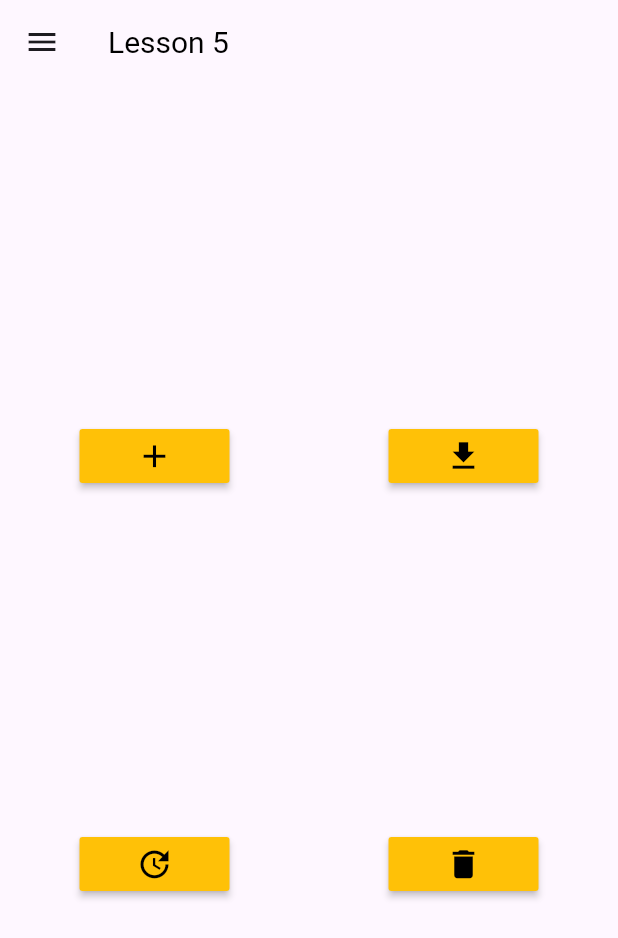
After one commit to Zikrulloh0405/six_module, a Flutter app: the Lesson5HomePage screen opened by its route, after a tap on the "add" icon, on a phone screen of 412 x 824 dp. The commit adds this screen. Shown: the top 938 px of the screen. Run offline on Flutter 3.47's test engine with Material 3 defaults, Android fonts, the light colour scheme and no system bars; our stand-ins replace easy_localization, flutter_secure_storage, flutter_svg, fluttertoast, hive, hive_flutter and 2 more; accounts and stored records are empty; network calls fail.

Commit message:
lesson_5

```diff
--- /dev/null
+++ b/lib/lesson/lesson_5/class_lesson_5.dart
@@ -0,0 +1,150 @@
+import 'package:flutter/material.dart';
+import 'package:six_module/lesson/lesson_5/http_network_service.dart';
+import 'package:six_module/lesson/lesson_5/network_service.dart';
+import 'package:six_module/lesson/lesson_5/post_model.dart';
+import 'package:six_module/widgets/all_widgets.dart';
+import 'package:six_module/widgets/drawer_widget.dart';
+
+import 'user_model_lesson5.dart';
+
+class Lesson5HomePage extends StatefulWidget {
+  static const String id = "lesson_5_home_page";
+  const Lesson5HomePage({super.key});
+
+  @override
+  State<Lesson5HomePage> createState() => _Lesson5HomePageState();
+}
+
+class _Lesson5HomePageState extends State<Lesson5HomePage> {
+  @override
+  void initState() {
+    super.initState();
+    _apiGet();
+    // var post = Post(id: 1, title: 'PDP', body: 'Academy3', userId: 101);
+    // _apiPost(post);
+    // _apiUpdate(post);
+    // _apiDelete(post);
+  }
+
+  //! Class work
+  /*
+  void _apiGet() {
+    NetworkService.GET(NetworkService.API_GET, NetworkService.paramsEmpty())
+        .then((value) => print(value));
+  }
+
+  void _apiPost(Post post) {
+    NetworkService.POST(
+            NetworkService.API_CREATE, NetworkService.paramsCreate(post))
+        .then((value) => print(value));
+  }
+
+  void _apiUpdate(Post post) {
+    NetworkService.PUT(NetworkService.API_UPDATE + post.id.toString(),
+            NetworkService.paramsUpdate(post))
+        .then((value) => print(value));
+  }
+
+  void _apiDelete(Post post) {
+    NetworkService.DEL(NetworkService.API_DELETE+post.id.toString(), NetworkService.paramsEmpty())
+        .then((value) => print(value));
+  }
+  */
+
+  @override
+  Widget build(BuildContext context) {
+    var employee = Datum(
+        id: 2,
+        employeeName: 'Zikrulloh',
+        employeeAge: 20,
+        employeeSalary: 10000,
+        profileImage: '');
+    return Scaffold(
+      appBar: AppBar(
+        title: textWidget(textInput: 'Lesson 5'),
+      ),
+      drawer: drawerWidget(),
+      body: Center(
+        child: Column(
+          mainAxisAlignment: MainAxisAlignment.spaceEvenly,
+          children: [
+            Row(
+              mainAxisAlignment: MainAxisAlignment.spaceAround,
+              children: [
+                MaterialButton(
+                  color: Colors.amber,
+                  minWidth: 100,
+                  onPressed: () {
+                    _apiPost(employee);
+                  },
+                  child: iconWidget(inputIcon: Icons.add),
+                ),
+                MaterialButton(
+                  color: Colors.amber,
+                  minWidth: 100,
+                  onPressed: () {
+                    _apiGet();
+                  },
+                  child: iconWidget(inputIcon: Icons.download),
+                ),
+              ],
+            ),
+            Row(
+              mainAxisAlignment: MainAxisAlignment.spaceAround,
+              children: [
+                MaterialButton(
+                  color: Colors.amber,
+                  minWidth: 100,
+                  onPressed: () {
+                    var employee1 = Datum(
+                        id: 2,
+                        employeeName: 'Zikrulloh',
+                        employeeAge: 19,
+                        employeeSalary: 10000,
+                        profileImage: '');
+                    _apiPut(employee1);
+                  },
+                  child: iconWidget(inputIcon: Icons.update),
+                ),
+                MaterialButton(
+                  color: Colors.amber,
+                  minWidth: 100,
+                  onPressed: () {
+                    _apiDelete(employee);
+                  },
+                  child: iconWidget(inputIcon: Icons.delete),
+                ),
+              ],
+            ),
+          ],
+        ),
+      ),
+    );
+  }
+
+  //! Home Task Part
+  void _apiGet() {
+    HomeNetworkService.GET(
+            HomeNetworkService.apiGet, HomeNetworkService.paramsEmpty())
+        .then((value) => print(value));
+  }
+
+  void _apiPost(Datum employee) {
+    HomeNetworkService.POST(NetworkService.API_CREATE,
+            HomeNetworkService.paramsCreate(employee))
+        .then((value) => print(value));
+  }
+
+  void _apiPut(Datum employee) {
+    HomeNetworkService.PUT(HomeNetworkService.apiGet + employee.id.toString(),
+            HomeNetworkService.paramsEmpty())
+        .then((value) => print(value));
+  }
+
+  void _apiDelete(Datum employee) {
+    HomeNetworkService.DELETE(
+            NetworkService.API_CREATE + employee.id.toString(),
+            HomeNetworkService.paramsCreate(employee))
+        .then((value) => print(value));
+  }
+}
--- /dev/null
+++ b/lib/lesson/lesson_5/http_network_service.dart
@@ -0,0 +1,92 @@
+import 'dart:convert';
+
+import 'package:http/http.dart';
+import 'package:six_module/lesson/lesson_5/user_model_lesson5.dart';
+
+class HomeNetworkService {
+  static const String BASE = "dummy.restapiexample.com";
+
+  static Map<String, String> headers = {
+    'Content-type': 'application/json; charset=UTF-8',
+  };
+
+  //! /* APIes */
+  static String apiGet = "/employee";
+  static String apiCreate = "/create";
+  static String apiUpdate = "/update/";
+  static String apiDelete = "	/delete/";
+
+  //! /* Request */
+  static Future<String?> GET(String api, Map<String, String> params) async {
+    var uri = Uri.https(BASE, api, params);
+    Response response = await get(uri, headers: headers);
+    if (response.statusCode == 200) {
+      return response.body;
+    } else {
+      return response.statusCode.toString();
+    }
+  }
+
+  static Future<String?> POST(String api, Map<String, String> params) async {
+    var uri = Uri.https(BASE, api);
+    Response response =
+        await post(uri, headers: headers, body: jsonEncode(params));
+    if (response.statusCode == 200 || response.statusCode == 201) {
+      return response.body;
+    } else {
+      return response.statusCode.toString();
+    }
+  }
+
+  static Future<String?> PUT(String api, Map<String, String> params) async {
+    var uri = Uri.https(BASE, api);
+    Response response =
+        await post(uri, headers: headers, body: jsonEncode(params));
+    if (response.statusCode == 200 || response.statusCode == 202) {
+      return response.body;
+    } else {
+      return response.statusCode.toString();
+    }
+  }
+
+  static Future<String?> DELETE(String api, Map<String, String> params) async {
+    var uri = Uri.https(BASE, api, params);
+    Response response = await post(uri, headers: headers);
+    if (response.statusCode == 200) {
+      return response.body;
+    } else {
+      return response.statusCode.toString();
+    }
+  }
+
+  //! /* Params */
+  static Map<String, String> paramsEmpty() {
+    Map<String, String> params = Map();
+    return params;
+  }
+
+  static Map<String, String> paramsCreate(Datum employee) {
+    Map<String, String> params = Map();
+    params.addAll({
+      'employee_name': employee.employeeName,
+      'employee_salary': employee.employeeSalary.toString(),
+      'employee_age': employee.employeeAge.toString(),
+      'profile_image': employee.profileImage,
+    });
+    return params;
+  }
+
+  static Map<String, String> paramsUpdate(Datum employee) {
+    Map<String, String> params = Map();
+    params.addAll({
+      'id' : employee.id.toString(),
+      'employee_name': employee.employeeName,
+      'employee_salary': employee.employeeSalary.toString(),
+      'employee_age': employee.employeeAge.toString(),
+      'profile_image': employee.profileImage,
+    });
+    return params;
+  }
+
+  //! /* Response */
+}
--- /dev/null
+++ b/lib/lesson/lesson_5/network_service.dart
@@ -0,0 +1,102 @@
+import 'dart:convert';
+
+import 'package:http/http.dart';
+
+import 'post_model.dart';
+
+class NetworkService {
+  static String BASE = "jsonplaceholder.typicode.com";
+  static Map<String, String> headers = {
+    'Content-type': 'application/json; charset=UTF-8',
+  };
+
+  //!  /*   HTTPS APIes  */
+
+  static String API_GET = "/posts";
+  static String API_CREATE = "/posts";
+  static String API_UPDATE = "/posts/"; //TODO ADD ID
+  static String API_DELETE = "/posts/"; //TODO ADD ID
+
+  //!  /*   HTTPS Requests  */
+
+  static Future<String?> GET(
+    String api,
+    Map<String, String> params,
+  ) async {
+    var uri = Uri.https(BASE, api, params);
+    var response = await get(uri, headers: headers);
+    if (response.statusCode == 200) {
+      return response.body;
+    } else {
+      return response.statusCode.toString();
+    }
+  }
+
+  static Future<String?> POST(
+    String api,
+    Map<String, String> params,
+  ) async {
+    var uri = Uri.https(BASE, api);
+    var response = await post(uri, headers: headers, body: jsonEncode(params));
+    if (response.statusCode == 200 || response.statusCode == 201) {
+      return response.body;
+    } else {
+      return response.statusCode.toString();
+    }
+  }
+
+  static Future<String?> PUT(
+    String api,
+    Map<String, String> params,
+  ) async {
+    var uri = Uri.https(BASE, api);
+    var response = await put(uri, headers: headers, body: jsonEncode(params));
+    if (response.statusCode == 200 || response.statusCode == 202) {
+      return response.body;
+    } else {
+      return response.statusCode.toString();
+    }
+  }
+
+  static Future<String?> DEL(
+    String api,
+    Map<String, String> params,
+  ) async {
+    var uri = Uri.https(BASE, api, params);
+    var response = await put(uri, headers: headers);
+    if (response.statusCode == 200) {
+      return response.body;
+    } else {
+      return response.statusCode.toString();
+    }
+  }
+
+  //!  /*   HTTPS Params  */
+  static Map<String, String> paramsEmpty() {
+    Map<String, String> params = Map();
+    return params;
+  }
+
+  static Map<String, String> paramsCreate(Post post) {
+    Map<String, String> params = Map();
+    params.addAll({
+      'title': post.title!,
+      'body': post.body!,
+      'userId': post.userId!.toString(),
+    });
+    return params;
+  }
+
+  static Map<String, String> paramsUpdate(Post post) {
+    Map<String, String> params = Map();
+    params.addAll({
+      'id': post.id.toString(),
+      'title': post.title!,
+      'body': post.body!,
+      'userId': post.userId!.toString(),
+    });
+    return params;
+  }
+
+  //!  /*   HTTPS Response  */
+}
--- /dev/null
+++ b/lib/lesson/lesson_5/post_model.dart
@@ -0,0 +1,21 @@
+class Post {
+  int? id;
+  String? title;
+  String? body;
+  int? userId;
+
+  Post({this.id, this.title, this.body, this.userId});
+
+  Post.frpmJson(Map<String, dynamic> json)
+      : id = json['id'],
+        title = json['title'],
+        body = json['body'],
+        userId = json['userId'];
+
+  Map<String, dynamic> toJson() => {
+    'id' : id,
+    'title' : title,
+    'body' : body,
+    'userId' : userId,
+  };
+}
--- /dev/null
+++ b/lib/lesson/lesson_5/user_model_lesson5.dart
@@ -0,0 +1,65 @@
+// To parse this JSON data, do
+//
+//     final UserModelLesson5 = UserModelLesson5FromJson(jsonString);
+
+import 'dart:convert';
+
+UserModelLesson5 UserModelLesson5FromJson(String str) => UserModelLesson5.fromJson(json.decode(str));
+
+String UserModelLesson5ToJson(UserModelLesson5 data) => json.encode(data.toJson());
+
+class UserModelLesson5 {
+    String status;
+    List<Datum> data;
+    String message;
+
+    UserModelLesson5({
+        required this.status,
+        required this.data,
+        required this.message,
+    });
+
+    factory UserModelLesson5.fromJson(Map<String, dynamic> json) => UserModelLesson5(
+        status: json["status"],
+        data: List<Datum>.from(json["data"].map((x) => Datum.fromJson(x))),
+        message: json["message"],
+    );
+
+    Map<String, dynamic> toJson() => {
+        "status": status,
+        "data": List<dynamic>.from(data.map((x) => x.toJson())),
+        "message": message,
+    };
+}
+
+class Datum {
+    int id;
+    String employeeName;
+    int employeeSalary;
+    int employeeAge;
+    String profileImage;
+
+    Datum({
+        required this.id,
+        required this.employeeName,
+        required this.employeeSalary,
+        required this.employeeAge,
+        required this.profileImage,
+    });
+
+    factory Datum.fromJson(Map<String, dynamic> json) => Datum(
+        id: json["id"],
+        employeeName: json["employee_name"],
+        employeeSalary: json["employee_salary"],
+        employeeAge: json["employee_age"],
+        profileImage: json["profile_image"],
+    );
+
+    Map<String, dynamic> toJson() => {
+        "id": id,
+        "employee_name": employeeName,
+        "employee_salary": employeeSalary,
+        "employee_age": employeeAge,
+        "profile_image": profileImage,
+    };
+}
--- a/lib/main.dart
+++ b/lib/main.dart
@@ -12,6 +12,7 @@ import 'package:six_module/lesson/lesson_4/data_base_lesson_4.dart';
 import 'package:six_module/lesson/lesson_4/home_page.dart';
 import 'package:six_module/lesson/lesson_4/task_1.dart';
 import 'package:six_module/lesson/lesson_4/task_2.dart';
+import 'package:six_module/lesson/lesson_5/class_lesson_5.dart';
 import 'package:six_module/pages/home_page.dart';
 
 void main() async {
@@ -64,6 +65,7 @@ class MyApp extends StatelessWidget {
         Lesson4HomePage.id: (context) => const Lesson4HomePage(),
         Task1Lesson4.id: (context) => const Task1Lesson4(),
         Task2Lesson4.id: (context) => const Task2Lesson4(),
+        Lesson5HomePage.id :(context) => const Lesson5HomePage()
       },
     );
   }
--- a/lib/widgets/drawer_widget.dart
+++ b/lib/widgets/drawer_widget.dart
@@ -3,6 +3,7 @@ import 'package:six_module/lesson/lesson_1/lesson_1.dart';
 import 'package:six_module/lesson/lesson_2/localization.dart';
 import 'package:six_module/lesson/lesson_3/shared_preferences.dart';
 import 'package:six_module/lesson/lesson_4/data_base_lesson_4.dart';
+import 'package:six_module/lesson/lesson_5/class_lesson_5.dart';
 import 'package:six_module/models/pages_model.dart';
 import 'package:six_module/pages/home_page.dart';
 import 'package:six_module/widgets/all_widgets.dart';
@@ -69,5 +70,6 @@ final List<Pages> _pages = [
   Pages(nameOfPage: Lesson1.id, nameOfPageButton: 'Lesson 1'),
   Pages(nameOfPage: LocalizationPage.id, nameOfPageButton: 'Lesson 2'),
   Pages(nameOfPage: SharePreferences.id, nameOfPageButton: 'Lesson 3'),
-  Pages(nameOfPage: DataBase.id, nameOfPageButton: "Lesson 4")
+  Pages(nameOfPage: DataBase.id, nameOfPageButton: "Lesson 4"),
+  Pages(nameOfPage: Lesson5HomePage.id, nameOfPageButton: "Lesson 5"),
 ];
--- a/pubspec.yaml
+++ b/pubspec.yaml
@@ -23,6 +23,7 @@ dependencies:
   hive_flutter: ^1.1.0
   hive: ^2.2.3
   dio: ^5.4.0
+  http: ^1.2.0
 
 dev_dependencies:
   flutter_test:
```
Also changed, not shown: lib/services/dio_service.dart (deleted, +0 -48 lines), pubspec.lock, 1 other file.
